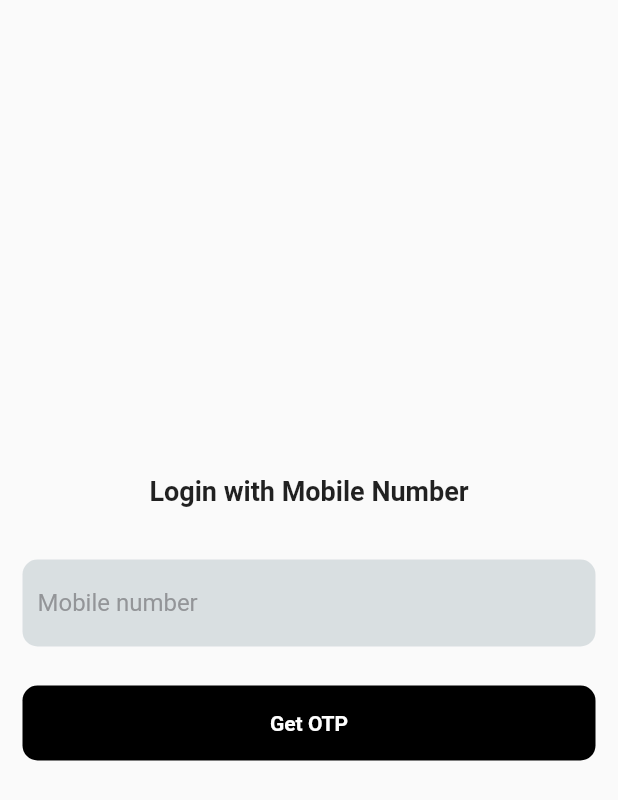
After one commit to prinsdha/PaginationTask, a Flutter app: the LoginOtpScreen screen opened by its route, on a phone screen of 412 x 824 dp. The commit adds this screen. Shown: the top 800 px of the screen. Run offline on Flutter 3.47's test engine with Material 2 defaults, Android fonts, the phone set to English and light mode, and no system bars; our stand-ins replace connectivity, firebase_auth, firebase_core, fluttertoast, get, hive and 1 more; accounts and stored records are empty.

Commit message:
face auth and otp login

```diff
--- /dev/null
+++ b/lib/core/service/firebase_service.dart
@@ -0,0 +1,53 @@
+import 'package:demotask/core/utils/app_functions.dart';
+import 'package:demotask/ui/home_screen/home_screen.dart';
+import 'package:demotask/ui/shared/loader.dart';
+import 'package:firebase_auth/firebase_auth.dart';
+import 'package:get/get.dart';
+
+class AuthenticationPhone {
+  static signInWithPhoneCredential(
+      {required String smsCode, required String enteredCode}) async {
+    try {
+      LoadingOverlay.of().show();
+      await FirebaseAuth.instance
+          .signInWithCredential(PhoneAuthProvider.credential(
+              verificationId: enteredCode, smsCode: smsCode))
+          .then((value) {
+        Get.offAllNamed(HomeScreen.routeName);
+      });
+    } on FirebaseAuthException catch (e) {
+      if (e.code == 'invalid-verification-code') {
+        flutterToast('InvalidCode');
+        LoadingOverlay.of().hide();
+      } else {
+        flutterToast(e.message ?? 'ErrorPhoneAuthMsg');
+        LoadingOverlay.of().hide();
+      }
+    } catch (e) {
+      flutterToast(e.toString());
+      LoadingOverlay.of().hide();
+    }
+  }
+
+  static verifyPhoneNumber(
+      {required Function(String verificationId, int? resendToken) onCodeSent,
+      required Function(PhoneAuthCredential) onVerificationCompleted,
+      required Function(FirebaseAuthException) onVerificationFailed,
+      required Function(String) onCodeAutoRetrievalTimeout,
+      required String number,
+      required String dialCode}) async {
+    try {
+      await FirebaseAuth.instance.verifyPhoneNumber(
+          phoneNumber: dialCode + number,
+          timeout: const Duration(seconds: 60),
+          verificationCompleted: onVerificationCompleted,
+          verificationFailed: onVerificationFailed,
+          codeSent: onCodeSent,
+          codeAutoRetrievalTimeout: onCodeAutoRetrievalTimeout);
+    } on FirebaseAuthException catch (e) {
+      flutterToast(e.message ?? 'ErrorPhoneAuthMsg');
+    } catch (e) {
+      flutterToast(e.toString());
+    }
+  }
+}
--- a/lib/core/utils/app_functions.dart
+++ b/lib/core/utils/app_functions.dart
@@ -16,3 +16,6 @@ flutterToast(String msg) {
       backgroundColor: Colors.black.withOpacity(0.70),
       fontSize: 14);
 }
+void disposeKeyboard() {
+  return FocusManager.instance.primaryFocus?.unfocus();
+}
--- a/lib/core/utils/app_routes.dart
+++ b/lib/core/utils/app_routes.dart
@@ -1,8 +1,10 @@
 import 'package:demotask/ui/auth/face_auth.dart';
+import 'package:demotask/ui/auth/login_otp_auth.dart';
 import 'package:demotask/ui/home_screen/home_screen.dart';
 import 'package:get/get.dart';
 
 final List<GetPage<dynamic>> routes = [
   GetPage(name: HomeScreen.routeName, page: () => const HomeScreen()),
   GetPage(name: FaceAuth.routeName, page: () => const FaceAuth()),
+  GetPage(name: LoginOtpScreen.routeName, page: () => LoginOtpScreen()),
 ];
--- a/lib/core/utils/bindings.dart
+++ b/lib/core/utils/bindings.dart
@@ -1,3 +1,4 @@
+import 'package:demotask/ui/auth/controller/mobile_otp_controller.dart';
 import 'package:demotask/ui/home_screen/controller/home_controller.dart';
 import 'package:get/get.dart';
 
@@ -5,5 +6,6 @@ class BaseBinding extends Bindings {
   @override
   void dependencies() {
     Get.lazyPut<HomeController>(() => HomeController(), fenix: true);
+    Get.lazyPut<MobileOtpController>(() => MobileOtpController(), fenix: true);
   }
 }
--- a/lib/main.dart
+++ b/lib/main.dart
@@ -1,8 +1,10 @@
 import 'dart:io';
 
 import 'package:demotask/ui/auth/face_auth.dart';
+import 'package:demotask/ui/auth/login_otp_auth.dart';
 import 'package:demotask/ui/global.dart';
 import 'package:demotask/ui/home_screen/model/git_data_model.dart';
+import 'package:firebase_core/firebase_core.dart';
 import 'package:flutter/material.dart';
 import 'package:flutter/services.dart';
 import 'package:get/get.dart';
@@ -15,6 +17,7 @@ import 'core/utils/bindings.dart';
 
 Future<void> main() async {
   WidgetsFlutterBinding.ensureInitialized();
+  await Firebase.initializeApp();
   await globalVerbInit();
   runApp(const MyApp());
 }
--- /dev/null
+++ b/lib/ui/auth/controller/mobile_otp_controller.dart
@@ -0,0 +1,49 @@
+import 'package:demotask/core/service/firebase_service.dart';
+import 'package:demotask/core/utils/app_functions.dart';
+import 'package:demotask/ui/home_screen/home_screen.dart';
+import 'package:demotask/ui/shared/loader.dart';
+import 'package:firebase_auth/firebase_auth.dart';
+import 'package:flutter/material.dart';
+import 'package:get/get.dart';
+
+class MobileOtpController extends GetxController {
+  bool _isOtpFiledShown = false;
+
+  bool get isOtpFiledShown => _isOtpFiledShown;
+
+  set isOtpFiledShown(bool value) {
+    _isOtpFiledShown = value;
+    update();
+  }
+
+  final TextEditingController mobileNumber = TextEditingController();
+  final TextEditingController otp = TextEditingController();
+  String? verifyId;
+  validateForm() async {
+    LoadingOverlay.of().show();
+
+    await AuthenticationPhone.verifyPhoneNumber(
+      dialCode: "+91",
+      number: mobileNumber.text.trim(),
+      onVerificationCompleted: (PhoneAuthCredential credential) {},
+      onVerificationFailed: (FirebaseAuthException e) {
+        flutterToast(e.message!);
+      },
+      onCodeAutoRetrievalTimeout: (String verificationId) {},
+      onCodeSent: (String verificationId, int? resendToken) {
+        verifyId = verificationId;
+        disposeKeyboard();
+        LoadingOverlay.of().hide();
+        flutterToast("OTP sent");
+        isOtpFiledShown = true;
+      },
+    );
+  }
+
+  Future<void> codeVerify() async {
+    if (verifyId != null) {
+      AuthenticationPhone.signInWithPhoneCredential(
+          smsCode: otp.text.trim(), enteredCode: verifyId!);
+    }
+  }
+}
--- /dev/null
+++ b/lib/ui/auth/login_otp_auth.dart
@@ -0,0 +1,126 @@
+import 'package:demotask/core/constant/app_color.dart';
+import 'package:demotask/core/constant/app_settings.dart';
+import 'package:demotask/core/service/firebase_service.dart';
+import 'package:demotask/core/utils/app_functions.dart';
+import 'package:demotask/core/utils/config.dart';
+import 'package:demotask/ui/auth/controller/mobile_otp_controller.dart';
+import 'package:demotask/ui/home_screen/home_screen.dart';
+import 'package:demotask/ui/shared/custom_textfield.dart';
+import 'package:demotask/ui/shared/loader.dart';
+import 'package:firebase_auth/firebase_auth.dart';
+import 'package:flutter/material.dart';
+import 'package:flutter/services.dart';
+import 'package:get/get.dart';
+
+class LoginOtpScreen extends StatelessWidget {
+  static const String routeName = "/loginOtpScreen";
+  LoginOtpScreen({Key? key}) : super(key: key);
+
+  @override
+  Widget build(BuildContext context) {
+    return Scaffold(
+      body: GetBuilder(
+        builder: (MobileOtpController controller) => SafeArea(
+          child: Padding(
+            padding: const EdgeInsets.symmetric(horizontal: kDefaultPadding),
+            child: Column(
+              children: [
+                const Spacer(),
+                Text(
+                  "Login with Mobile Number",
+                  style: TextStyle(
+                      fontSize: getWidth(18), fontWeight: FontWeight.bold),
+                ),
+                const SizedBox(
+                  height: 35,
+                ),
+                CustomAppTextField(
+                    textEditingController: controller.mobileNumber,
+                    textFieldType: TextFieldType.mobileNumber),
+                controller.isOtpFiledShown
+                    ? const SizedBox()
+                    : Column(
+                        children: [
+                          const SizedBox(
+                            height: 25,
+                          ),
+                          GestureDetector(
+                            onTap: () {
+                              disposeKeyboard();
+
+                              if (controller.mobileNumber.text.trim().length ==
+                                  10) {
+                                controller.validateForm();
+                              } else {
+                                flutterToast("Invalid mobile number");
+                              }
+                            },
+                            child: Container(
+                              height: 50,
+                              width: double.infinity,
+                              decoration: BoxDecoration(
+                                  color: Colors.black,
+                                  borderRadius: BorderRadius.circular(10)),
+                              child: const Center(
+                                child: Text(
+                                  "Get OTP",
+                                  style: TextStyle(
+                                      color: Colors.white,
+                                      fontWeight: FontWeight.bold),
+                                ),
+                              ),
+                            ),
+                          ),
+                        ],
+                      ),
+                controller.isOtpFiledShown
+                    ? GetBuilder(
+                        builder: (MobileOtpController controller) => Column(
+                          children: [
+                            const SizedBox(
+                              height: 10,
+                            ),
+                            CustomAppTextField(
+                                textEditingController: controller.otp,
+                                textFieldType: TextFieldType.otpType),
+                            const SizedBox(
+                              height: 25,
+                            ),
+                            GestureDetector(
+                              onTap: () {
+                                disposeKeyboard();
+                                if (controller.otp.text.trim().length == 6) {
+                                  controller.codeVerify();
+                                } else {
+                                  flutterToast("Invalid OTP");
+                                }
+                              },
+                              child: Container(
+                                height: 50,
+                                width: double.infinity,
+                                decoration: BoxDecoration(
+                                    color: Colors.black,
+                                    borderRadius: BorderRadius.circular(10)),
+                                child: const Center(
+                                  child: Text(
+                                    "Login",
+                                    style: TextStyle(
+                                        color: Colors.white,
+                                        fontWeight: FontWeight.bold),
+                                  ),
+                                ),
+                              ),
+                            ),
+                          ],
+                        ),
+                      )
+                    : const SizedBox(),
+                const Spacer(),
+              ],
+            ),
+          ),
+        ),
+      ),
+    );
+  }
+}
--- /dev/null
+++ b/lib/ui/shared/custom_textfield.dart
@@ -0,0 +1,155 @@
+import 'package:demotask/core/constant/app_color.dart';
+import 'package:flutter/material.dart';
+import 'package:flutter/services.dart';
+
+class CustomAppTextField extends StatefulWidget {
+  final TextEditingController textEditingController;
+  final TextFieldType textFieldType;
+  final TextInputAction textInputAction;
+  final String? Function(String?)? validator;
+  final Function(dynamic val)? onEditing;
+
+  const CustomAppTextField(
+      {Key? key,
+      required this.textEditingController,
+      required this.textFieldType,
+      this.validator,
+      this.textInputAction = TextInputAction.done,
+      this.onEditing})
+      : super(key: key);
+
+  @override
+  State<CustomAppTextField> createState() => _CustomAppTextFieldState();
+}
+
+class _CustomAppTextFieldState extends State<CustomAppTextField> {
+  final FocusNode _focusNode = FocusNode();
+  bool isFocused = false;
+
+  @override
+  void initState() {
+    super.initState();
+    _focusNode.addListener(_onFocusChange);
+  }
+
+  @override
+  void dispose() {
+    super.dispose();
+    _focusNode.removeListener(_onFocusChange);
+
+    _focusNode.dispose();
+  }
+
+  void _onFocusChange() {
+    setState(() {
+      isFocused = _focusNode.hasFocus;
+    });
+  }
+
+  @override
+  Widget build(BuildContext context) {
+    return Stack(
+      children: [
+        Container(
+          height: 58,
+          decoration: BoxDecoration(
+            color: AppColor.kAppbarColor.withOpacity(0.20),
+            borderRadius: BorderRadius.circular(10),
+            border:
+                isFocused ? Border.all(color: Colors.black) : const Border(),
+          ),
+          padding: const EdgeInsets.symmetric(horizontal: 10),
+        ),
+        Padding(
+          padding: const EdgeInsets.symmetric(horizontal: 10),
+          child: TextFormField(
+            cursorColor: Colors.black,
+            onChanged: widget.onEditing,
+            controller: widget.textEditingController,
+            focusNode: _focusNode,
+            validator: getValidation(),
+            keyboardType: getKeyboardType(),
+            maxLength: getMaxLength,
+            buildCounter: (BuildContext context,
+                    {required int currentLength,
+                    required bool isFocused,
+                    required int? maxLength}) =>
+                null,
+            inputFormatters: getTextInputFormatter,
+            textInputAction: widget.textInputAction,
+            style: const TextStyle(color: Colors.black),
+            decoration: InputDecoration(
+                label: Text(
+                  getLabelText(),
+                  style: TextStyle(
+                      color:
+                          isFocused ? Colors.black : const Color(0xff939598)),
+                ),
+                labelStyle: TextStyle(
+                  color: isFocused ? Colors.black : const Color(0xff939598),
+                ),
+                border: InputBorder.none),
+          ),
+        )
+      ],
+    );
+  }
+
+  int? get getMaxLength {
+    switch (widget.textFieldType) {
+      case TextFieldType.mobileNumber:
+        return 10;
+      case TextFieldType.otpType:
+        return 6;
+      default:
+        return null;
+    }
+  }
+
+  List<TextInputFormatter>? get getTextInputFormatter {
+    switch (widget.textFieldType) {
+      case TextFieldType.otpType:
+      case TextFieldType.mobileNumber:
+        return [FilteringTextInputFormatter.digitsOnly];
+      default:
+        return null;
+    }
+  }
+
+  String getLabelText() {
+    switch (widget.textFieldType) {
+      case TextFieldType.mobileNumber:
+        return "Mobile number";
+      case TextFieldType.otpType:
+        return "Enter a OTP";
+      default:
+        return "";
+    }
+  }
+
+  TextInputType getKeyboardType() {
+    switch (widget.textFieldType) {
+      case TextFieldType.mobileNumber:
+      case TextFieldType.otpType:
+        return TextInputType.phone;
+    }
+  }
+
+  getValidation() {
+    switch (widget.textFieldType) {
+      case TextFieldType.mobileNumber:
+        return (val) =>
+            val!.trim().isEmpty ? "Please enter a mobile number" : null;
+      case TextFieldType.otpType:
+        return widget.validator;
+
+      default:
+        return null;
+    }
+  }
+}
+
+enum TextFieldType {
+  mobileNumber,
+  otpType,
+}
--- a/pubspec.yaml
+++ b/pubspec.yaml
@@ -37,6 +37,8 @@ dependencies:
   #Local Db
   hive: ^2.0.5
   hive_flutter: ^1.1.0
+  firebase_core: ^1.11.0
+  firebase_auth: ^3.3.5
 
 dev_dependencies:
   flutter_test:
```
Also changed, not shown: lib/ui/auth/face_auth.dart (+26 -1 lines), 11 other files.
